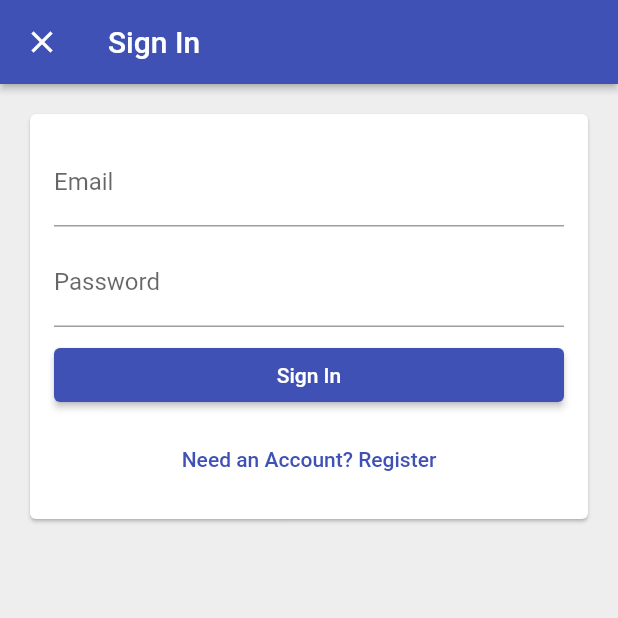
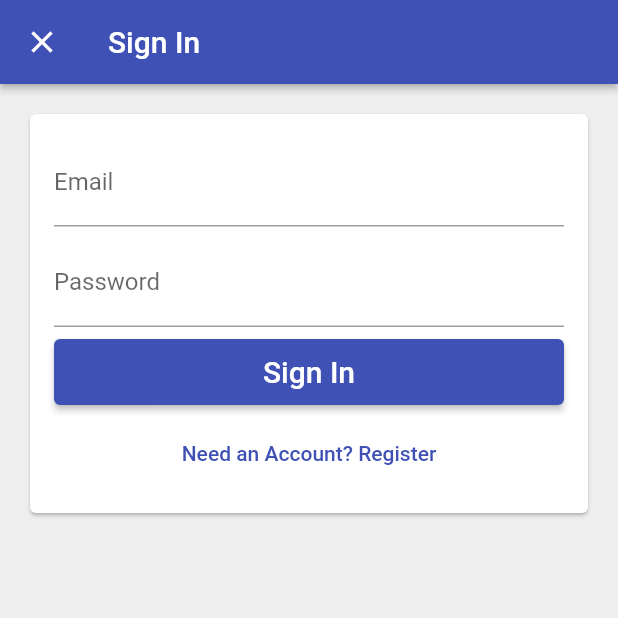
Before and after one commit to miketwheeler/flutter_tracker_app, a Flutter app: the screen it shows after launch, after a tap on "Sign in with Email", on a phone screen of 412 x 824 dp, the top half of it. Run offline on Flutter 3.47's test engine with Material 2 defaults, Android fonts, the phone set to English and light mode, and no system bars; our stand-ins replace firebase_auth, firebase_core, google_sign_in; missing offline and left inert: flutter_login_facebook; accounts and stored records are empty.

Commit message:
email login half complete, need to add functionals

```diff
--- a/lib/app/sign_in/email_sign_in_form.dart
+++ b/lib/app/sign_in/email_sign_in_form.dart
@@ -1,32 +1,108 @@
 import 'package:flutter/material.dart';
+import 'package:time_tracker_flutter_course/common_widgets/form_submit_button.dart';
+import 'package:time_tracker_flutter_course/services/auth.dart';
 
-class EmailSignInForm extends StatelessWidget {
+enum EmailSignInFormType { signIn, register }
+
+class EmailSignInForm extends StatefulWidget {
+  EmailSignInForm({required this.auth});
+
+  final AuthBase auth;
+
+  @override
+  _EmailSignInFormState createState() => _EmailSignInFormState();
+}
+
+class _EmailSignInFormState extends State<EmailSignInForm> {
+  final TextEditingController _emailController = TextEditingController();
+  final TextEditingController _passwordController = TextEditingController();
+  final FocusNode _emailFocusNode = FocusNode();
+  final FocusNode _passwordFocusNode = FocusNode();
+
+  String get _email => _emailController.text;
+  String get _password => _passwordController.text;
+
+  EmailSignInFormType _formType = EmailSignInFormType.signIn;
+
+  void _submit() async {
+    try {
+      if (_formType == EmailSignInFormType.signIn) {
+        await widget.auth.signInWithEmailAndPassword(_email, _password);
+      } else {
+        await widget.auth.createUserWithEmailAndPassword(_email, _password);
+      }
+
+      Navigator.of(context).pop();
+    } catch (e) {
+      print(e.toString());
+    }
+  }
+
+  void _emailEditingComplete() {
+    FocusScope.of(context).requestFocus(_passwordFocusNode);
+  }
+
+  void _toggleFormType() {
+    setState(() {
+      _formType = _formType == EmailSignInFormType.signIn
+          ? EmailSignInFormType.register
+          : EmailSignInFormType.signIn;
+    });
+    _emailController.clear();
+    _passwordController.clear();
+  }
+
   List<Widget> _buildChildren() {
+    final primaryText = _formType == EmailSignInFormType.signIn
+        ? "Sign In"
+        : "Create an Account";
+    final secondaryText = _formType == EmailSignInFormType.signIn
+        ? "Need an Account? Register"
+        : "Already Have an Account? Sign In";
+
     return [
-      TextField(
-        decoration: InputDecoration(
-          labelText: 'Email',
-          hintText: 'test@test.com',
-        ),
-      ),
+      _buildEmailTextField(),
       SizedBox(height: 8.0),
-      TextField(
-        decoration: InputDecoration(
-          labelText: 'Password',
-        ),
-        obscureText: true,
-      ),
+      _buildPasswordTextField(),
       SizedBox(height: 8.0),
-      ElevatedButton(
-        child: Text('Sign In'),
-        onPressed: () {},
+      FormSubmitButton(
+        text: primaryText,
+        onPressed: _submit,
       ),
       SizedBox(height: 8.0),
       TextButton(
-        child: Text('Need an Account? Register'),
-        onPressed: () {},
+        child: Text(secondaryText),
+        onPressed: _toggleFormType,
       ),
     ];
+  }
+
+  TextField _buildEmailTextField() {
+    return TextField(
+      controller: _emailController,
+      focusNode: _emailFocusNode,
+      decoration: InputDecoration(
+        labelText: 'Email',
+        hintText: 'test@test.com',
+      ),
+      autocorrect: false,
+      keyboardType: TextInputType.emailAddress,
+      textInputAction: TextInputAction.next,
+      onEditingComplete: _emailEditingComplete,
+    );
+  }
+
+  TextField _buildPasswordTextField() {
+    return TextField(
+      controller: _passwordController,
+      focusNode: _passwordFocusNode,
+      decoration: InputDecoration(
+        labelText: 'Password',
+      ),
+      obscureText: true,
+      textInputAction: TextInputAction.done,
+      onEditingComplete: _submit,
+    );
   }
 
   @override
--- a/lib/app/sign_in/email_sign_in_page.dart
+++ b/lib/app/sign_in/email_sign_in_page.dart
@@ -1,8 +1,13 @@
 import 'package:flutter/material.dart';
 import 'package:time_tracker_flutter_course/app/sign_in/email_sign_in_form.dart';
-
+import 'package:time_tracker_flutter_course/services/auth.dart';
 
 class EmailSignInPage extends StatelessWidget {
+
+  EmailSignInPage({required this.auth});
+
+  final AuthBase auth;
+
   @override
   Widget build(BuildContext context) {
     return Scaffold(
@@ -13,11 +18,10 @@ class EmailSignInPage extends StatelessWidget {
       body: Padding(
         padding: const EdgeInsets.all(16.0),
         child: Card(
-          child: EmailSignInForm(),
-          ),
+          child: EmailSignInForm(auth: auth),
         ),
+      ),
       backgroundColor: Colors.grey[200],
     );
   }
-
 }
--- a/lib/app/sign_in/sign_in_page.dart
+++ b/lib/app/sign_in/sign_in_page.dart
@@ -36,7 +36,7 @@ class SignInPage extends StatelessWidget {
     Navigator.of(context).push(
       MaterialPageRoute<void>(
         fullscreenDialog: true,
-        builder: (context) => EmailSignInPage(),
+        builder: (context) => EmailSignInPage(auth: auth),
         ),
     );
   }
--- /dev/null
+++ b/lib/common_widgets/form_submit_button.dart
@@ -0,0 +1,22 @@
+import 'package:flutter/cupertino.dart';
+import 'package:flutter/material.dart';
+import 'package:time_tracker_flutter_course/common_widgets/custom_elevated_button.dart';
+
+class FormSubmitButton extends CustomElevatedButton {
+  FormSubmitButton({
+    required String text,
+    VoidCallback? onPressed,
+  }) : super(
+          child: Text(
+            text,
+            style: TextStyle(
+              color: Colors.white,
+              fontSize: 20.0,
+            ),
+          ),
+          height: 44.0,
+          color: Colors.indigo,
+          borderRadius: 4.0,
+          onPressed: onPressed!,
+        );
+}
```
Also changed, not shown: lib/services/auth.dart (+23 -3 lines).
